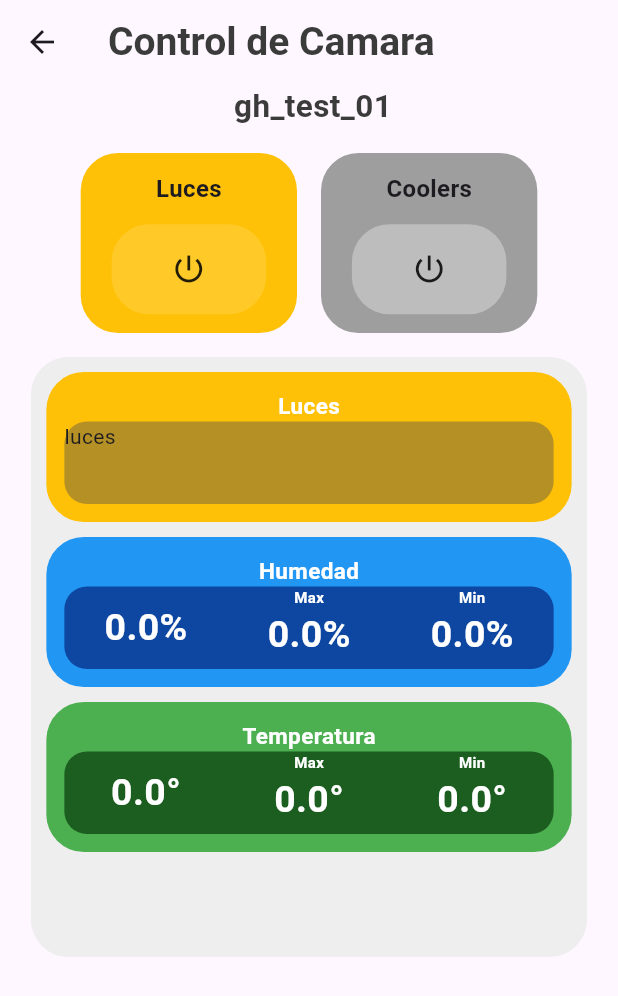
After one commit to Rokklet/BrotConnect, a Flutter app: the screen it shows after launch, after a tap on "Invernadero Principal", on a phone screen of 412 x 824 dp. The commit adds this screen. Shown: the top 996 px of the screen. Run offline on Flutter 3.47's test engine with Material 3 defaults, Android fonts, the phone set to English and light mode, and no system bars; missing offline and left inert: mqtt_client.

Commit message:
Inicio ConfigScreen
Empecé con la pantalla para modificar las bandas de temperatura, humedad y ciclo lumínico. También con los comandos de luces y coolers manuales

```diff
--- a/lib/core/res/styles/app_styles.dart
+++ b/lib/core/res/styles/app_styles.dart
@@ -29,4 +29,23 @@ class AppStyles {
       fontSize: 17,
       fontWeight: FontWeight.w500
   );
+
+  static TextStyle textLineStyle3 = const TextStyle(
+    fontSize: 10,
+    fontWeight: FontWeight.bold,
+    color: Colors.white
+  );
+
+  static TextStyle textLineStyle2 = const TextStyle(
+      fontSize: 15,
+      fontWeight: FontWeight.bold,
+      color: Colors.white
+  );
+
+  static TextStyle textLineStyle1 = const TextStyle(
+      fontSize: 25,
+      fontWeight: FontWeight.bold,
+      color: Colors.white
+  );
+
 }
--- /dev/null
+++ b/lib/core/widgets/cmd_botton.dart
@@ -0,0 +1,118 @@
+import 'package:flutter/material.dart';
+import 'package:hello_flutter/core/res/styles/app_styles.dart';
+import 'package:hello_flutter/models/greenhouse_repository.dart';
+import 'package:hello_flutter/services/mqtt_service.dart';
+import 'package:provider/provider.dart';
+
+enum GreenhouseDevice {
+  light,
+  cooler,
+}
+
+class CmdBotton extends StatelessWidget {
+  final GreenhouseDevice device;
+  final String greenhouseId;
+
+  const CmdBotton(
+      {super.key, required this.device, required this.greenhouseId});
+
+  String get title {
+    switch (device) {
+      case GreenhouseDevice.light:
+        return 'Luces';
+      case GreenhouseDevice.cooler:
+        return 'Coolers';
+    }
+  }
+
+  IconData get icon {
+    switch (device) {
+      case GreenhouseDevice.light:
+        return Icons.power_settings_new;
+      case GreenhouseDevice.cooler:
+        return Icons.power_settings_new;
+    }
+  }
+
+  Color bgColor() {
+    switch (device) {
+      case GreenhouseDevice.light:
+        return Colors.amber;
+      case GreenhouseDevice.cooler:
+        return Colors.grey;
+    }
+  }
+
+  Color activeColor() {
+    switch (device) {
+      case GreenhouseDevice.light:
+        return Colors.amber.shade400;
+      case GreenhouseDevice.cooler:
+        return Colors.grey.shade400;
+    }
+  }
+
+  Color inactiveColor() {
+    switch (device) {
+      case GreenhouseDevice.light:
+        return Color (0xFFb59125);
+      case GreenhouseDevice.cooler:
+        return Colors.grey.shade800;
+    }
+  }
+
+  @override
+  Widget build(BuildContext context) {
+    final size = MediaQuery
+        .of(context)
+        .size;
+    final gh = context.watch<GreenhouseRepository>().getById(greenhouseId);
+    final mqtt = context.read<MqttService>();
+
+    return SizedBox(
+      width: size.width * 0.35,
+      height: 120,
+      child: InkWell(
+        onTap: (){
+          if(device == GreenhouseDevice.light){
+            mqtt.publishLight(greenhouseId, !gh!.lightOn);
+          }
+        },
+        borderRadius: BorderRadius.circular(25),
+        child: Container(
+          padding: const EdgeInsets.all(12),
+          decoration: BoxDecoration(
+            borderRadius: BorderRadius.circular(25),
+            color: bgColor(),
+          ),
+          child: Column(
+            mainAxisAlignment: MainAxisAlignment.center,
+            children: [
+              Text(
+                title,
+                style: const TextStyle(
+                  fontSize: 16,
+                  fontWeight: FontWeight.bold,
+                ),
+              ),
+              const SizedBox(height: 12),
+              InkWell(
+                child: Container(
+                  width: size.width * 0.25,
+                  height: 60,
+                  decoration: BoxDecoration(
+                    color: device == GreenhouseDevice.light ?
+                    gh!.lightOn ? inactiveColor() : activeColor() :
+                    gh!.coolerOn ? inactiveColor() : activeColor(),
+                    borderRadius: BorderRadius.circular(25),
+                  ),
+                  child: Icon(icon),
+                ),
+              )
+            ],
+          ),
+        ),
+      ),
+    );
+  }
+}
--- /dev/null
+++ b/lib/core/widgets/greenhouse_band.dart
@@ -0,0 +1,159 @@
+import 'package:flutter/material.dart';
+import 'package:hello_flutter/core/res/styles/app_styles.dart';
+import 'package:hello_flutter/models/greenhouse_repository.dart';
+import 'package:hello_flutter/services/mqtt_service.dart';
+import 'package:provider/provider.dart';
+
+import '../../models/greenhouse.dart';
+
+enum BandType{
+  light,
+  temperature,
+  humidity,
+}
+
+class GreenhouseBand extends StatelessWidget {
+  final BandType bandType;
+  final String greenhouseId;
+
+  const GreenhouseBand({super.key, required this.greenhouseId, required this.bandType});
+
+  String get title {
+    switch (bandType) {
+      case BandType.light:
+        return 'Luces';
+      case BandType.temperature:
+        return 'Temperatura';
+      case BandType.humidity:
+        return 'Humedad';
+    }
+  }
+
+  Color bgColor() {
+    switch (bandType) {
+      case BandType.light:
+        return Colors.amber;
+      case BandType.temperature:
+        return Colors.green;
+      case BandType.humidity:
+        return Colors.blue;
+    }
+  }
+
+  Color insideColor() {
+    switch (bandType) {
+      case BandType.light:
+        return Color (0xFFb59125);
+      case BandType.humidity:
+        return Colors.blue.shade900;
+      case BandType.temperature:
+        return Colors.green.shade900;
+    }
+  }
+
+  Widget _buildContent(Greenhouse gh) {
+    switch (bandType) {
+      case BandType.temperature:
+        return _temperatureRow(gh);
+      case BandType.humidity:
+        return _humidityRow(gh);
+      case BandType.light:
+        return Text("luces");
+       // return _lightRow(gh);
+    }
+  }
+
+  Widget _divider(){
+    return const Divider();
+  }
+
+  Widget _valueBox(String value){
+    return Container(
+      child: Text(value, style: AppStyles.textLineStyle1),
+    );
+  }
+
+  Widget _temperatureRow(Greenhouse gh){
+    return Row(
+      mainAxisAlignment: MainAxisAlignment.spaceEvenly,
+      children: [
+        _valueBox('${gh.temperature}°'),
+        _divider(),
+        Column(
+          children: [
+            Text("Max", style: AppStyles.textLineStyle3),
+            _valueBox('${gh.tempMax}°'),
+          ],
+        ),
+        _divider(),
+        Column(
+          children: [
+            Text("Min", style: AppStyles.textLineStyle3),
+            _valueBox('${gh.tempMax}°'),
+          ],
+        ),
+      ],
+    );
+  }
+
+  Widget _humidityRow(Greenhouse gh){
+    return Row(
+      mainAxisAlignment: MainAxisAlignment.spaceEvenly,
+      children: [
+        _valueBox('${gh.humidity}%'),
+        _divider(),
+        Column(
+          children: [
+            Text("Max", style: AppStyles.textLineStyle3),
+            _valueBox('${gh.humidityMax}%'),
+          ],
+        ),
+        _divider(),
+        Column(
+          children: [
+            Text("Min", style: AppStyles.textLineStyle3),
+            _valueBox('${gh.humidityMin}%'),
+          ],
+        ),
+      ],
+    );
+  }
+
+
+  @override
+  Widget build(BuildContext context) {
+    final size = MediaQuery
+        .of(context)
+        .size;
+    final gh = context.watch<GreenhouseRepository>().getById(greenhouseId);
+    final mqtt = context.read<MqttService>();
+
+    return SizedBox(
+      width: size.width * 0.85,
+      height: 100,
+      child: InkWell(
+        child: Container(
+          padding: EdgeInsets.all(12),
+          decoration: BoxDecoration(
+            borderRadius: BorderRadius.circular(25),
+            color: bgColor(),
+          ),
+          child: Column(
+            children: [
+              Text(title, style: AppStyles.textLineStyle2),
+              Container(
+                width: size.width * 0.85,
+                height: 55,
+                decoration: BoxDecoration(
+                  color: insideColor(),
+                  borderRadius: BorderRadius.circular(15),
+                ),
+                child: _buildContent(gh!),
+              )
+            ],
+          ),
+        ),
+      ),
+    );
+  }
+}
--- a/lib/core/widgets/greenhouse_view.dart
+++ b/lib/core/widgets/greenhouse_view.dart
@@ -5,6 +5,7 @@ import 'package:hello_flutter/services/mqtt_service.dart';
 import 'package:provider/provider.dart';
 
 import '../../models/greenhouse_repository.dart';
+
 
 class GreenhouseView extends StatelessWidget {
   final String greenhouseId;
@@ -23,6 +24,8 @@ class GreenhouseView extends StatelessWidget {
     return SizedBox(
       width: size.width * 0.85,
       height: 179,
+      child: InkWell(
+        onTap:() => Navigator.pushNamed(context,"greenhouse_config",arguments: greenhouseId),
         child: Container(
           decoration: BoxDecoration(
             color: AppStyles.greenhouseColor,
@@ -81,33 +84,7 @@ class GreenhouseView extends StatelessWidget {
             ],
           ),
         ),
+      ),
     );
   }
 }
-
-
-    /*
-    return Row(
-      mainAxisAlignment: MainAxisAlignment.center,
-      children: [
-        InfoCard(
-          title: "Humedad",
-          value: "${mqtt.getHumidity(greenhouseId)} %",
-          max: "--",
-          min: "--",
-          color: Colors.blue,
-        ),
-        const SizedBox(width: 16),
-        InfoCard(
-          title: "Temperatura",
-          value: "${mqtt.getTemperature(greenhouseId)} °C",
-          max: "--",
-          min: "--",
-          color: Colors.green,
-        ),
-      ],
-    );
-  }
-}
-
-*/
--- a/lib/main.dart
+++ b/lib/main.dart
@@ -3,6 +3,7 @@ import 'package:flutter/material.dart';
 import 'package:hello_flutter/models/greenhouse_repository.dart';
 import 'package:hello_flutter/pages/login.dart';
 import 'package:hello_flutter/screens/all_greenhouses.dart';
+import 'package:hello_flutter/screens/greeenhouse_config.dart';
 import 'package:hello_flutter/services/mqtt_service.dart';
 import 'core/bottom_nav_bar.dart';
 import 'package:provider/provider.dart';
@@ -28,8 +29,6 @@ void main() {
 class MyApp extends StatelessWidget {
   const MyApp({super.key});
 
-
-
   @override
   Widget build(BuildContext context) {
 
@@ -41,7 +40,8 @@ class MyApp extends StatelessWidget {
       home: const BottomNavBar(),
 
       routes: {
-        "all_greenhouses" : (context) => const AllGreenhouses()
+        "all_greenhouses" : (context) => const AllGreenhouses(),
+        "greenhouse_config" : (context) => const GreenhouseConfig(),
       },
     );
   }
--- a/lib/models/greenhouse_repository.dart
+++ b/lib/models/greenhouse_repository.dart
@@ -106,10 +106,10 @@ class GreenhouseRepository extends ChangeNotifier {
 
 
   Future<void> loadFromLocal() async {
-    // SharedPreferences
+
   }
 
   Future<void> saveToLocal() async {
-    // persistencia más adelante
+
   }
 }
--- /dev/null
+++ b/lib/screens/greeenhouse_config.dart
@@ -0,0 +1,70 @@
+import 'package:flutter/material.dart';
+import 'package:hello_flutter/core/res/styles/app_styles.dart';
+import 'package:hello_flutter/core/widgets/cmd_botton.dart';
+import 'package:hello_flutter/core/widgets/greenhouse_band.dart';
+
+class GreenhouseConfig extends StatelessWidget {
+
+  const GreenhouseConfig({super.key});
+
+
+  @override
+  Widget build(BuildContext context) {
+    final size = MediaQuery
+        .of(context)
+        .size;
+
+    final greenhouseId =
+    ModalRoute.of(context)!.settings.arguments as String;
+
+    return Scaffold(
+      appBar: AppBar(
+        title: Text("Control de Camara",
+            textAlign: TextAlign.center,
+            style: AppStyles.headLineStyle1),
+      ),
+
+      body: Column(
+        crossAxisAlignment: CrossAxisAlignment.center,
+        children: [
+          Text(" $greenhouseId",
+              textAlign: TextAlign.center,
+              style: AppStyles.headLineStyle2),
+          const SizedBox(height: 16),
+          Row(
+            mainAxisAlignment:  MainAxisAlignment.center,
+            children: [
+              CmdBotton(device: GreenhouseDevice.light, greenhouseId: greenhouseId),
+              const SizedBox(width: 16),
+              CmdBotton(device: GreenhouseDevice.cooler, greenhouseId: greenhouseId)
+            ],
+          ),
+          const SizedBox(height: 16),
+          Form(
+
+            child: SizedBox(
+              width: size.width * 0.90,
+              height: 400,
+              child: Container(
+                decoration: BoxDecoration(
+                  borderRadius: BorderRadius.circular(25),
+                  color: Colors.grey.shade200
+                ),
+                child: Column(
+                  children: [
+                    SizedBox(height: 10),
+                    GreenhouseBand(greenhouseId: greenhouseId, bandType: BandType.light),
+                    SizedBox(height: 10),
+                    GreenhouseBand(greenhouseId: greenhouseId, bandType: BandType.humidity),
+                    SizedBox(height: 10),
+                    GreenhouseBand(greenhouseId: greenhouseId, bandType: BandType.temperature)
+                  ],
+                ),
+              ),
+            ),
+          )
+        ],
+      )
+    );
+  }
+}
--- a/lib/screens/home_screen.dart
+++ b/lib/screens/home_screen.dart
@@ -17,7 +17,8 @@ class HomeScreen extends StatelessWidget {
 
   @override
   Widget build(BuildContext context) {
-    final greenhouses = context.watch<GreenhouseRepository>().getAll();
+    context.read<MqttService>();
+    final greenhouses = context.read<GreenhouseRepository>().getAll();
 
     return Scaffold(
       backgroundColor: AppStyles.backgroundColor,
--- a/lib/services/mqtt_service.dart
+++ b/lib/services/mqtt_service.dart
@@ -12,12 +12,11 @@ class MqttService extends ChangeNotifier {
   MqttServerClient('broker.hivemq.com', '');
   bool _connected = false;
 
+
+
   // Datos
   final GreenhouseRepository repo;
 
-  // final Map<String, double> _temperature = {};
-  // final Map<String, double> _humidity = {};
-  // final Map<String, bool> _lighton = {};
 
   MqttService(this.repo) {
     _connect();
@@ -51,7 +50,6 @@ class MqttService extends ChangeNotifier {
     }
 
     final greenhouses = repo.getAll();
-    print("object");
 
 
     for (final gh in greenhouses) {
@@ -105,6 +103,8 @@ class MqttService extends ChangeNotifier {
     final greenhouseId = parts[1];
     final type = parts[2];
 
+    repo.ensureGreenhouse(greenhouseId);
+
     switch(type){
       case 'temperature':
         repo.updateTemperature(greenhouseId, double.tryParse(payload) ?? 0);
@@ -124,29 +124,35 @@ class MqttService extends ChangeNotifier {
         break;
 
     }
+    print(type);
+  }
 
-    print(type);
+  //Publicaciones
 
+  void publishLight(String greenhouseId, bool turnOn){
+    if (!_connected) return;
 
-    // if (type == 'temperature') {
-    //   _temperature[greenhouseId] =
-    //       double.tryParse(payload) ?? 0;
-    //   notifyListeners();
-    // }
-    //
-    // if (type == 'humidity') {
-    //   _humidity[greenhouseId] =
-    //       double.tryParse(payload) ?? 0;
-    //   notifyListeners();
-    // }
-    //
-    // if (type == 'lighton'){
-    //   _lighton[greenhouseId] =
-    //       payload == '1';
-    //   notifyListeners();
-    // }
+    final builder = MqttClientPayloadBuilder();
+    builder.addString(turnOn ? '1' : '0');
 
+    client.publishMessage('greenhouse/$greenhouseId/cmd/light',
+        MqttQos.atLeastOnce,
+        builder.payload!);
 
+    print('CMD light -> ${turnOn ? 'ON' : 'OFF'}');
+  }
+
+  void publishCooler(String greenhouseId, bool turnOn){
+    if (!_connected) return;
+
+    final builder = MqttClientPayloadBuilder();
+    builder.addString(turnOn ? '1' : '0');
+
+    client.publishMessage('greenhouse/$greenhouseId/cmd/cooler',
+        MqttQos.atLeastOnce,
+        builder.payload!);
+
+    print('CMD cooler -> ${turnOn ? 'ON' : 'OFF'}');
   }
 
 
```
Lines whose indentation alone changed are shown as unchanged.
